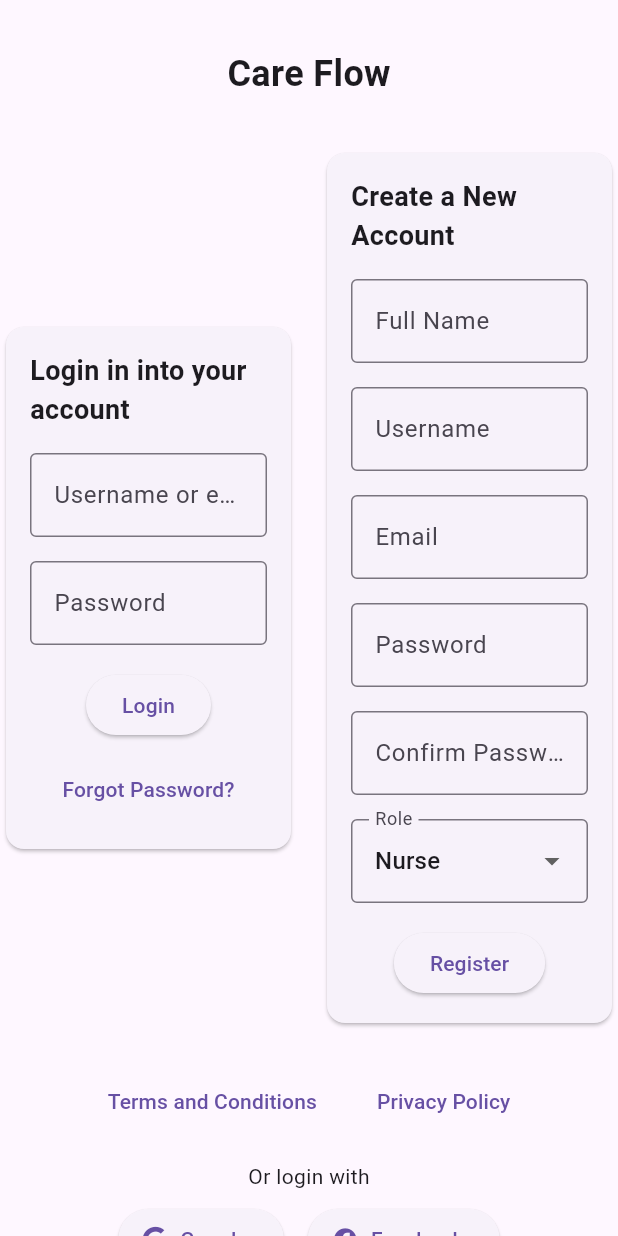
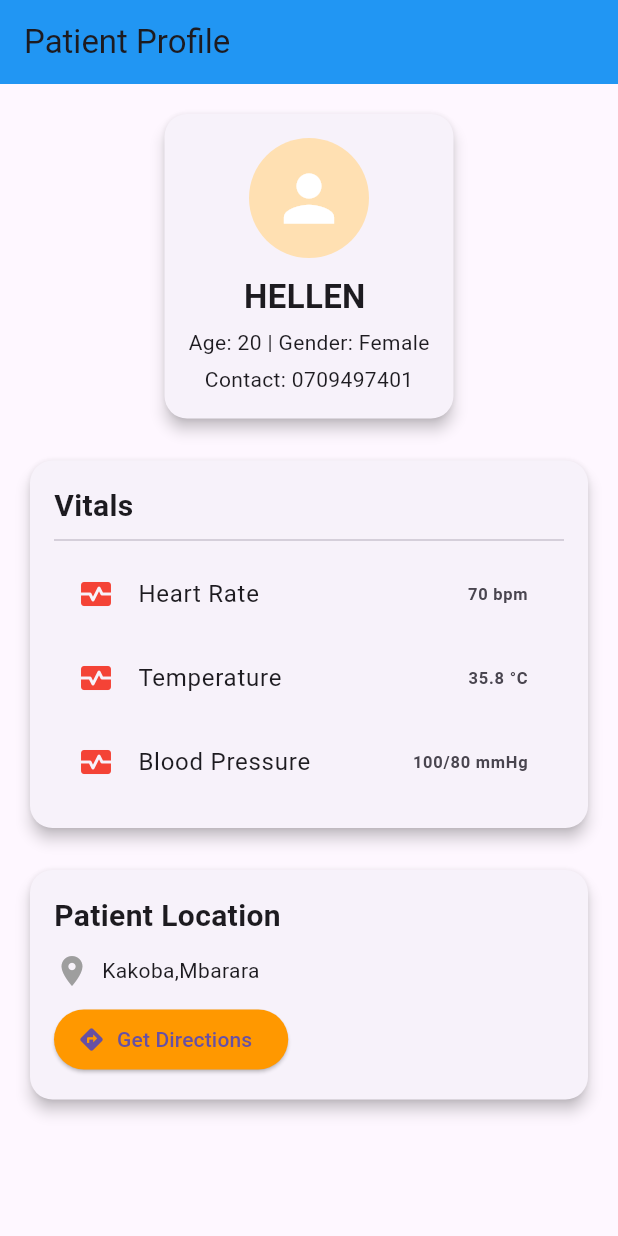
Before and after one commit to valedepact/care_flow, a Flutter app: the screen it shows after launch, on a phone screen of 412 x 824 dp. Run offline on Flutter 3.47's test engine with Material 3 defaults, Android fonts, the phone set to English and light mode, and no system bars.

Commit message:
Pushing work to github

```diff
--- a/lib/main.dart
+++ b/lib/main.dart
@@ -1,233 +1,173 @@
 import 'package:flutter/material.dart';
-import 'package:font_awesome_flutter/font_awesome_flutter.dart';
 
-void main(){
+void main() {
   runApp(MyApp());
 }
-class MyApp extends StatelessWidget{
+
+class MyApp extends StatelessWidget {
+  const MyApp({super.key});
+
   @override
   Widget build(BuildContext context) {
     return MaterialApp(
-      title: 'Care Flow',
+      title: 'Nurse Patient Monitor',
+      debugShowCheckedModeBanner: false,
       theme: ThemeData(
-        primarySwatch: Colors.blue,
+        primarySwatch: Colors.green,
+        fontFamily: 'Roboto',
       ),
-      home: MyHomePage(),
+      home: PatientProfilePage(),
     );
   }
 }
-class MyHomePage extends StatefulWidget{
+
+class PatientProfilePage extends StatelessWidget {
+  final Map<String, dynamic> patientData = {
+    'name': 'HELLEN ',
+    'age': 20,
+    'gender': 'Female',
+    'contact': '0709497401',
+    'location': 'Kakoba,Mbarara',
+    'emergency': false,
+    'vitals': {
+      'Heart Rate': '70 bpm',
+      'Temperature': '35.8 °C',
+      'Blood Pressure': '100/80 mmHg',
+    }
+  };
+
+  PatientProfilePage({super.key});
+
   @override
-  _MyHomePageState createState()=> _MyHomePageState();
-}
-class _MyHomePageState extends State<MyHomePage> {
-  final _formKey = GlobalKey<FormState>();
-  final _usernameController = TextEditingController();
-  final _passwordController = TextEditingController();
-  final _fullNameController = TextEditingController();
-  final _registerUsernameController = TextEditingController();
-  final _registerEmailController = TextEditingController();
-  final _registerPasswordController = TextEditingController();
-  final _confirmPasswordController = TextEditingController();
-  String _selectedRole = "Nurse";
-  @override
-  Widget build(BuildContext context){
+  Widget build(BuildContext context) {
+    final isEmergency = patientData['emergency'];
+
     return Scaffold(
+      appBar: AppBar(
+        title: Text("Patient Profile"),
+        backgroundColor: Colors.blue,
+      ),
       body: SingleChildScrollView(
+        padding: EdgeInsets.all(16),
         child: Column(
           children: [
-          SizedBox(height: 32),
-          Center(
-            child: Text("Care Flow",
-            style: TextStyle(fontSize:24, fontWeight: FontWeight.bold),
+            _buildProfileCard(),
+            SizedBox(height: 20),
+            _buildVitalsCard(),
+            SizedBox(height: 20),
+            _buildLocationCard(context),
+            if (isEmergency) _buildEmergencyBanner(),
+          ],
         ),
       ),
-          SizedBox(height: 32),
-          Row(
-            mainAxisAlignment: MainAxisAlignment.center,
+    );
+  }
+
+  Widget _buildProfileCard() {
+    return Card(
+      shape: RoundedRectangleBorder(borderRadius: BorderRadius.circular(15)),
+      elevation: 4,
+      child: Padding(
+        padding: const EdgeInsets.all(16),
+        child: Column(
           children: [
-              Expanded(child: _LoginCard()),
-              SizedBox(width: 16),
-              Expanded(child: _RegisterCard()),
+            CircleAvatar(
+              radius: 40,
+              backgroundColor: Colors.orange[100],
+              child: Icon(Icons.person, size: 50, color: Colors.white),
+            ),
+            SizedBox(height: 10),
+            Text(patientData['name'], style: TextStyle(fontSize: 22, fontWeight: FontWeight.bold)),
+            SizedBox(height: 5),
+            Text("Age: ${patientData['age']} | Gender: ${patientData['gender']}"),
+            SizedBox(height: 5),
+            Text("Contact: ${patientData['contact']}"),
           ],
         ),
-          SizedBox(height: 24),
-          Row(
-            mainAxisAlignment: MainAxisAlignment.center,
+      ),
+    );
+  }
+
+  Widget _buildVitalsCard() {
+    final vitals = patientData['vitals'] as Map<String, String>;
+    return Card(
+      shape: RoundedRectangleBorder(borderRadius: BorderRadius.circular(15)),
+      elevation: 4,
+      child: Padding(
+        padding: const EdgeInsets.all(16),
+        child: Column(
+          crossAxisAlignment: CrossAxisAlignment.start,
           children: [
-              TextButton(onPressed: () {},
-                  child:Text("Terms and Conditions"),
-              ),
-              VerticalDivider(),
-              TextButton(
-                onPressed: () {},
-                child: Text("Privacy Policy"),
-              ),
+            Text("Vitals", style: TextStyle(fontSize: 20, fontWeight: FontWeight.bold)),
+            Divider(),
+            ...vitals.entries.map((entry) => ListTile(
+              leading: Icon(Icons.monitor_heart, color: Colors.red),
+              title: Text(entry.key),
+              trailing: Text(entry.value, style: TextStyle(fontWeight: FontWeight.w600)),
+            )),
           ],
         ),
-          SizedBox(height: 16),
-          Text("Or login with"),
-          SizedBox(height: 8),
+      ),
+    );
+  }
+
+  Widget _buildLocationCard(BuildContext context) {
+    return Card(
+      shape: RoundedRectangleBorder(borderRadius: BorderRadius.circular(15)),
+      elevation: 4,
+      child: Padding(
+        padding: const EdgeInsets.all(16),
+        child: Column(
+          crossAxisAlignment: CrossAxisAlignment.start,
+          children: [
+            Text("Patient Location", style: TextStyle(fontSize: 20, fontWeight: FontWeight.bold)),
+            SizedBox(height: 10),
             Row(
-            mainAxisAlignment: MainAxisAlignment.center,
               children: [
+                Icon(Icons.location_on, color: Colors.grey),
+                SizedBox(width: 8),
+                Expanded(child: Text(patientData['location'])),
+              ],
+            ),
+            SizedBox(height: 10),
             ElevatedButton.icon(
-              icon: FaIcon(FontAwesomeIcons.google),
-                  label: Text("Google"),
-                onPressed: () {},
+              onPressed: () {
+                ScaffoldMessenger.of(context).showSnackBar(
+                  SnackBar(content: Text("Launching directions..."))
+                );
+              },
+              icon: Icon(Icons.directions),
+              label: Text("Get Directions"),
+              style: ElevatedButton.styleFrom(
+                backgroundColor: Colors.orange,
               ),
-              SizedBox(width: 16),
-              ElevatedButton.icon(
-                icon: Icon(Icons.facebook),
-                label: Text("Facebook"),
-                onPressed: () {},
-              ),
-            ],
             )
           ],
         ),
       ),
     );
   }
-}
-class _LoginCard extends StatelessWidget{
-  @override
-  Widget build(BuildContext context) {
-    return Card(
-      child: Padding(padding: const EdgeInsets.all(16.0),
-      child: Column(
+
+  Widget _buildEmergencyBanner() {
+    return Container(
+      margin: EdgeInsets.only(top: 20),
+      padding: EdgeInsets.all(12),
+      decoration: BoxDecoration(
+        color: Colors.red[700],
+        borderRadius: BorderRadius.circular(12),
+      ),
+      child: Row(
         children: [
-          Text("Login in into your account",
-          style: TextStyle(fontSize: 18,
-          fontWeight: FontWeight.bold),
+          Icon(Icons.warning, color: Colors.white),
+          SizedBox(width: 10),
+          Expanded(
+            child: Text(
+              "Emergency detected! Immediate attention needed.",
+              style: TextStyle(color: Colors.white, fontWeight: FontWeight.bold),
             ),
-          SizedBox(height: 16),
-          TextFormField(
-            decoration: InputDecoration(
-              labelText: "Username or email",
-              border: OutlineInputBorder(),
-            ),
-          ),
-          SizedBox(height: 16),
-          TextFormField(
-            obscureText: true,
-            decoration: InputDecoration(
-              labelText: "Password",
-              border: OutlineInputBorder(),
-            ),
-          ),
-          SizedBox(height: 16),
-          ElevatedButton(
-            child: Text("Login"),
-            onPressed: () {
-            //login logic lies here
-            Navigator.push(
-                context,
-                MaterialPageRoute(builder: (context) => DashboardPage()),
-            );
-          },
-          ),
-          SizedBox(height: 8),
-          TextButton(child: Text("Forgot Password?"),
-          onPressed: () {
-            //forgot password logic will lie here
-          },
-          ),
+          )
         ],
-      ),),
-    );
-  }
-}
-class _RegisterCard extends StatelessWidget{
-  @override
-  Widget build(BuildContext context){
-    return Card(
-      child: Padding(
-        padding: const EdgeInsets.all(16.0),
-        child: Column(
-          children: [
-            Text("Create a New Account",
-            style: TextStyle(fontSize:18,fontWeight:FontWeight.bold),
-            ),
-            SizedBox(height: 16),
-            TextFormField(
-              decoration: InputDecoration(
-                labelText: "Full Name",
-                border: OutlineInputBorder(),
-              ),
-            ),
-            SizedBox(height: 16),
-            TextFormField(
-              decoration: InputDecoration(
-                labelText: "Username",
-                border: OutlineInputBorder(),
-              ),
-            ),
-            SizedBox(height: 16),
-            TextFormField(
-              decoration: InputDecoration(
-                labelText: "Email",
-                border: OutlineInputBorder(),
-              ),
-            ),
-            SizedBox(height: 16),
-            TextFormField(
-              obscureText: true,
-              decoration: InputDecoration(
-                labelText: "Password",
-                border: OutlineInputBorder(),
-              ),
-            ),
-            SizedBox(height: 16),
-            TextFormField(
-              obscureText: true,
-              decoration: InputDecoration(
-                labelText: "Confirm Password",
-                border: OutlineInputBorder(),
-              ),
-            ),
-            SizedBox(height: 16),
-            DropdownButtonFormField(
-              decoration: InputDecoration(
-                labelText: "Role",
-                border: OutlineInputBorder(),
-              ),
-                value: "Nurse",
-                onChanged: (newValue){
-                //Role selection logic falls here
-                },
-            items: [
-              DropdownMenuItem(child:Text("Nurse"),
-              value:"Nurse",
-              ),
-            ],
-            ),
-            SizedBox(height: 16),
-            ElevatedButton(child: Text("Register"),
-            onPressed: () {
-              //registration logic lies over here
-              Navigator.push(
-                context,
-                MaterialPageRoute(builder: (context) => DashboardPage()),
-              );
-            },
-            ),
-          ],
-        ),
       ),
     );
   }
 }
-class DashboardPage extends StatelessWidget {
-  @override
-  Widget build(BuildContext context) {
-    return Scaffold(
-      appBar:AppBar(
-        title: Text("Care Flow Dashboard"),
-      ),
-      body:Center(
-          child: Text("Welcome to Care Flow!"),
-      ),
-    );
-  }
-}
```
Lines whose indentation alone changed are shown as unchanged.
